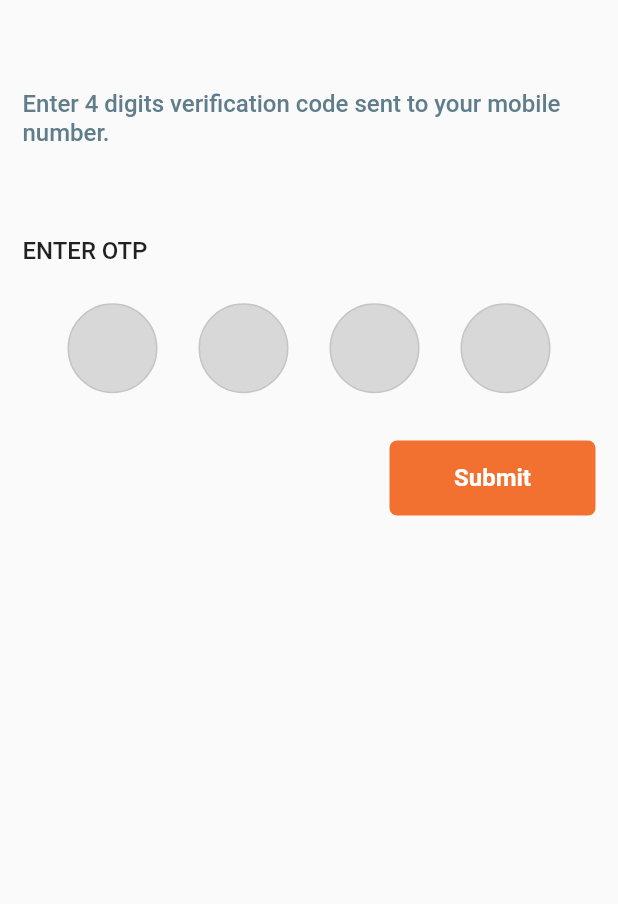
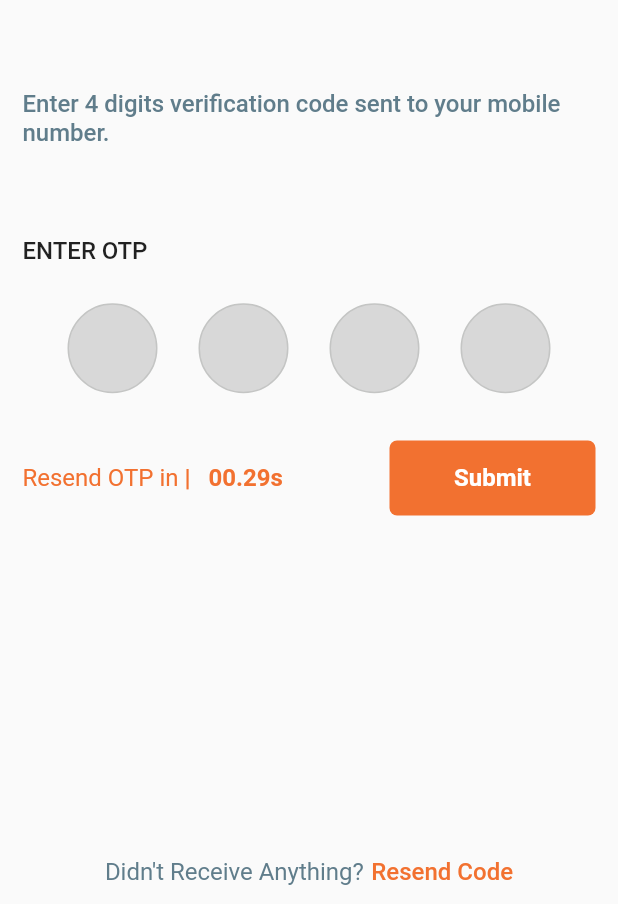
Before and after one commit to Inthumathi/askundelivery, a Flutter app: the OTPScreen screen opened directly, on a phone screen of 412 x 824 dp, the part 332-1236 px from its top. Run offline on Flutter 3.47's test engine with Material 2 defaults, Android fonts, the phone set to English and light mode, and no system bars; drawn by our look-alikes of pin_code_fields; our stand-ins replace carousel_slider, double_back_to_close_app, easy_localization, flutter_advanced_drawer, fluttertoast, page_transition; missing offline and left inert: diamond_bottom_bar.

Commit message:
otp timer set

```diff
--- a/lib/UI Screen/login page/login.dart
+++ b/lib/UI Screen/login page/login.dart
@@ -7,7 +7,7 @@ import '../../utilites/constant.dart';
 import '../../utilites/strings.dart';
 import '../../widget/smalltext.dart';
 import '../register/register.dart';
-import 'otpscreen.dart';
+import 'optscreen/otpscreen.dart';
 
 class LoginPage extends StatefulWidget {
   const LoginPage({Key? key}) : super(key: key);
@@ -156,21 +156,26 @@ class _LoginPageState extends State<LoginPage> {
                             alignment: Alignment.centerRight,
                             child: InkWell(
                               onTap: (){
-                                if ( _mobileNumberController.text == hardcodedMobileNumber) {
-                                  // SharedPreferences prefs = await SharedPreferences.getInstance();
-                                  // var log = jsonEncode(loginResponse.toJson());
-                                  // print(loginResponse.value!.userInfo!.userName.toString());
-                                  // prefs.setString("username",loginResponse.value!.userInfo!.userName.toString());
-                                  // prefs.setString("empID",loginResponse.value!.userInfo!.empId.toString());
-                                  Navigator.push(
-                                      context,
-                                      PageTransition(
-                                          type: PageTransitionType.rightToLeft,
-                                          child: const OTPScreen()));
-                                } else {
-
-                                  Fluttertoast.showToast(msg:"Enter valid mobile number");
-                                }
+                                Navigator.push(
+                                    context,
+                                    PageTransition(
+                                        type: PageTransitionType.rightToLeft,
+                                        child: const OTPScreen()));
+                                // if ( _mobileNumberController.text == hardcodedMobileNumber) {
+                                //   // SharedPreferences prefs = await SharedPreferences.getInstance();
+                                //   // var log = jsonEncode(loginResponse.toJson());
+                                //   // print(loginResponse.value!.userInfo!.userName.toString());
+                                //   // prefs.setString("username",loginResponse.value!.userInfo!.userName.toString());
+                                //   // prefs.setString("empID",loginResponse.value!.userInfo!.empId.toString());
+                                //   Navigator.push(
+                                //       context,
+                                //       PageTransition(
+                                //           type: PageTransitionType.rightToLeft,
+                                //           child: const OTPScreen()));
+                                // } else {
+                                //
+                                //   Fluttertoast.showToast(msg:"Enter valid mobile number");
+                                // }
 
                               },
                               child: Container(
--- a/lib/UI Screen/login page/otpscreen.dart
+++ b/lib/UI Screen/login page/optscreen/otpscreen.dart
@@ -1,14 +1,18 @@
 
+import 'dart:async';
+import 'dart:developer';
+
+import 'package:askun_delivery_app/UI%20Screen/login%20page/optscreen/timer.dart';
 import 'package:flutter/material.dart';
 import 'package:flutter/services.dart';
 import 'package:fluttertoast/fluttertoast.dart';
 import 'package:page_transition/page_transition.dart';
 import 'package:pin_code_fields/pin_code_fields.dart';
 
-import '../../utilites/constant.dart';
-import '../../utilites/strings.dart';
-import '../../widget/smalltext.dart';
-import '../buttom_navigation.dart';
+import '../../../utilites/constant.dart';
+import '../../../utilites/strings.dart';
+import '../../../widget/smalltext.dart';
+import '../../buttom_navigation.dart';
 
 class OTPScreen extends StatefulWidget {
   const OTPScreen({Key? key}) : super(key: key);
@@ -22,10 +26,27 @@ class _OTPScreenState extends State<OTPScreen> {
   final formKey = GlobalKey<FormState>();
   TextEditingController otpController = TextEditingController();
   String hardCode =  "1234";
+  int _counter = 60;
+  late Timer _timer;
+
 
   @override
   Widget build(BuildContext context) {
     return Scaffold(
+      bottomNavigationBar: Padding(
+        padding: const EdgeInsets.all(12.0),
+        child: Row(
+          mainAxisAlignment: MainAxisAlignment.center,
+          children: [
+            SmallText(text:'Didn\'t Receive Anything?',size: 16,color: blueGrey,),
+            SizedBox(width: 5,),
+            InkWell(
+                onTap: (){
+                },
+                child: SmallText(text:'Resend Code',fontWeight: FontWeight.w500,color: primaryColor,)),
+          ],
+        ),
+      ),
       appBar: AppBar(
         backgroundColor: Color(0xfffafafa),
         elevation: 0,
@@ -46,7 +67,6 @@ class _OTPScreenState extends State<OTPScreen> {
           ),
         ),
       ),
-
       body: SingleChildScrollView(
         child: Padding(
           padding: const EdgeInsets.all(15.0),
@@ -145,7 +165,6 @@ class _OTPScreenState extends State<OTPScreen> {
                       onCompleted: (v) {
                         debugPrint("Completed");
                       },
-
                       onChanged: (value) {
                         debugPrint(value);
                         setState(() {
@@ -158,9 +177,17 @@ class _OTPScreenState extends State<OTPScreen> {
                       },
                     )),
               ),
-              Align(
-                alignment: Alignment.centerRight,
-                child: InkWell(
+              Row(mainAxisAlignment: MainAxisAlignment.spaceBetween,
+                children: [
+
+                  TimerButton(
+                    label: "Try Again",
+                    timeOutInSeconds: 30,
+                    onPressed: () {},
+                    // buttonType: ButtonType.ElevatedButton,
+                    // color: Colors.green,
+                  ),
+                  InkWell(
                     onTap: () {
                       if(otpController.text == hardCode){
                         Navigator.push(
@@ -170,7 +197,6 @@ class _OTPScreenState extends State<OTPScreen> {
                                 child: BottomNavigation()));
                       }else{
                         Fluttertoast.showToast(msg:"Enter valid otp");
-
                       }
                     },
                     child: Container(
@@ -188,11 +214,10 @@ class _OTPScreenState extends State<OTPScreen> {
                           size: 16,
                         ),
                       ),
+                    ),
 
                   ),
-
-
-                ),
+                ],
               ),
             ],
           ),
@@ -200,4 +225,18 @@ class _OTPScreenState extends State<OTPScreen> {
       ),
     );
   }
+  void _startTimer() {
+    _counter = 60;
+    _timer = Timer.periodic(Duration(seconds: 1), (timer) {
+      if (mounted) {
+        setState(() {
+          if (_counter > 0) {
+            _counter--;
+          } else {
+            _timer.cancel();
           }
+        });
+      }
+    });
+  }
+}
--- /dev/null
+++ b/lib/UI Screen/login page/optscreen/timer.dart
@@ -0,0 +1,183 @@
+library timer_button;
+
+import 'dart:async';
+
+import 'package:askun_delivery_app/utilites/constant.dart';
+import 'package:askun_delivery_app/widget/smalltext.dart';
+import 'package:flutter/material.dart';
+
+enum ButtonType {
+  ElevatedButton,
+  TextButton,
+  OutlinedButton,
+}
+
+const int aSec = 1;
+
+const String _secPostFix = 's';
+const String labelSplitter = " |  ";
+
+class TimerButton extends StatefulWidget {
+  final String label;
+  final String secPostFix;
+  final int timeOutInSeconds;
+  final VoidCallback onPressed;
+  final Color color;
+  final Color disabledColor;
+  final TextStyle? activeTextStyle;
+  final TextStyle disabledTextStyle;
+  final ButtonType buttonType;
+  final bool resetTimerOnPressed;
+  final bool timeUpFlag;
+
+  const TimerButton({
+    Key? key,
+    required this.label,
+    required this.onPressed,
+    required this.timeOutInSeconds,
+    this.secPostFix = _secPostFix,
+    this.color = Colors.blue,
+    this.resetTimerOnPressed = true,
+    this.timeUpFlag = false,
+    this.disabledColor = Colors.grey,
+    this.buttonType = ButtonType.ElevatedButton,
+    this.activeTextStyle,
+    this.disabledTextStyle = const TextStyle(color: Colors.black45),
+  }) : super(key: key);
+
+  @override
+  State<TimerButton> createState() => _TimerButtonState();
+}
+
+class _TimerButtonState extends State<TimerButton> {
+  bool timeUpFlag = false;
+  int timeCounter = 0;
+
+  String get _timerText => '$timeCounter${widget.secPostFix}';
+
+  @override
+  void initState() {
+    super.initState();
+    timeCounter = widget.timeOutInSeconds;
+    timeUpFlag = widget.timeUpFlag;
+    _timerUpdate();
+  }
+
+  _updateState() {
+    if (mounted) {
+      setState(() {});
+    }
+  }
+
+  _timerUpdate() {
+    if (timeUpFlag) {
+      return;
+    }
+    // To avoid negative values
+    if (timeCounter < 0) {
+      timeCounter = -1 * timeCounter;
+    }
+    Timer(const Duration(seconds: aSec), () async {
+      timeCounter--;
+      _updateState();
+      if (timeCounter != 0) {
+        _timerUpdate();
+      } else {
+        timeUpFlag = true;
+      }
+    });
+  }
+
+  Widget _buildChild() {
+    TextStyle? activeTextStyle;
+    if (widget.activeTextStyle == null) {
+      if (widget.buttonType == ButtonType.OutlinedButton) {
+        activeTextStyle = TextStyle(color: widget.color);
+      } else {
+        activeTextStyle = const TextStyle(color: Colors.white);
+      }
+    } else {
+      activeTextStyle = widget.activeTextStyle;
+    }
+    return Container(
+      child: timeUpFlag
+          ? SmallText(
+              text: 'Resend OTP?',
+              color: blackColor,
+              fontWeight: FontWeight.w500,
+            )
+          : Text(
+              widget.label + labelSplitter + _timerText,
+              style: TextStyle(color: Colors.blueGrey),
+            ),
+    );
+  }
+
+  _onPressed() {
+    if (timeUpFlag) {
+      timeUpFlag = false;
+      _updateState();
+      timeCounter = widget.timeOutInSeconds;
+      widget.onPressed();
+      // reset the timer when the button is pressed
+      if (widget.resetTimerOnPressed) {
+        _timerUpdate();
+      }
+    }
+  }
+
+  @override
+  Widget build(BuildContext context) {
+    final color = timeUpFlag ? widget.color : widget.disabledColor;
+    switch (widget.buttonType) {
+      case ButtonType.ElevatedButton:
+        return timeUpFlag
+            ? InkWell(
+                onTap: () {
+                  _onPressed();
+                },
+                child: SmallText(
+                  text: 'Resend OTP',
+                  color: blackColor,
+                  size: 16,
+                  fontWeight: FontWeight.bold,
+                ))
+            : Row(
+                children: [
+                  SmallText(
+                    text: 'Resend OTP in',
+                    color: primaryColor,
+                    size: 16,
+                    fontWeight: FontWeight.w400,
+                  ),
+                  SmallText(
+                    text:'$labelSplitter 00\.$_timerText',
+                    color: primaryColor,
+                    size: 16,
+                    fontWeight: FontWeight.bold,
+                  ),
+                ],
+              );
+      // case ButtonType.TextButton:
+      //   return TextButton(
+      //     onPressed: _onPressed,
+      //     style: TextButton.styleFrom(
+      //       backgroundColor: color,
+      //     ),
+      //     child: _buildChild(),
+      //   );
+      // case ButtonType.OutlinedButton:
+      //   return OutlinedButton(
+      //     onPressed: _onPressed,
+      //     style: OutlinedButton.styleFrom(
+      //       side: BorderSide(
+      //         color: color,
+      //       ),
+      //     ),
+      //     child: _buildChild(),
+      //   );
+      default:
+        return Container();
+    }
+  }
+}
--- a/lib/UI Screen/register/register.dart
+++ b/lib/UI Screen/register/register.dart
@@ -7,7 +7,7 @@ import '../../utilites/constant.dart';
 import '../../utilites/strings.dart';
 import '../../widget/smalltext.dart';
 import '../login page/login.dart';
-import '../login page/otpscreen.dart';
+import '../login page/optscreen/otpscreen.dart';
 
 class RegisterPage extends StatefulWidget {
   const RegisterPage({Key? key}) : super(key: key);
```
Lines whose indentation alone changed are shown as unchanged.
